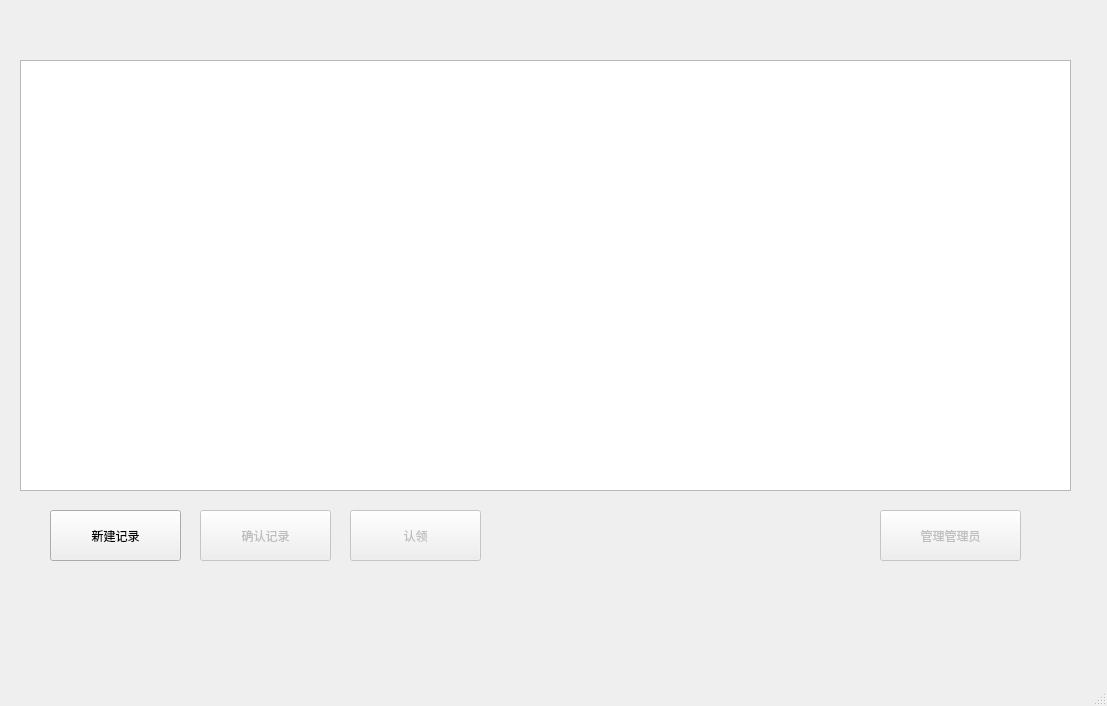
First picture: the form in appwindow.ui, repository ChenKS12138/lost_and_found, before the edit.
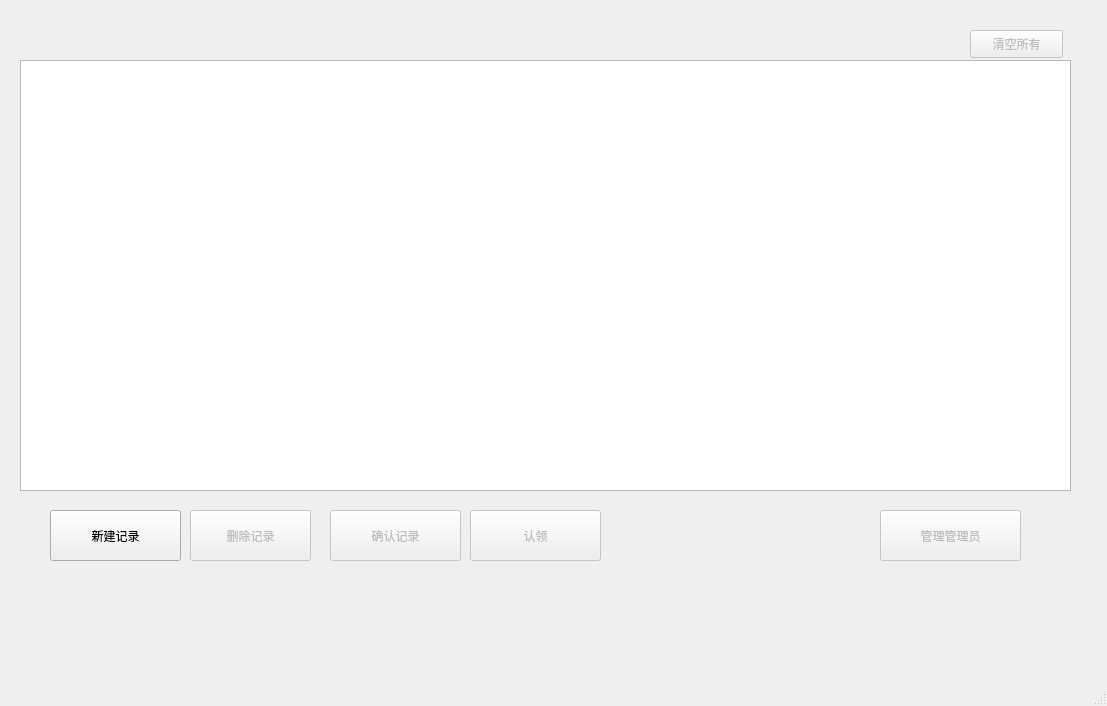
Second picture: the form after the edit.

```diff
--- a/appwindow.ui
+++ b/appwindow.ui
@@ -52,7 +52,7 @@
     </property>
     <property name="geometry">
      <rect>
-      <x>200</x>
+      <x>330</x>
       <y>510</y>
       <width>131</width>
       <height>51</height>
@@ -84,7 +84,7 @@
     </property>
     <property name="geometry">
      <rect>
-      <x>350</x>
+      <x>470</x>
       <y>510</y>
       <width>131</width>
       <height>51</height>
@@ -104,6 +104,38 @@
      </rect>
     </property>
    </widget>
+   <widget class="QPushButton" name="removeRecord">
+    <property name="enabled">
+     <bool>false</bool>
+    </property>
+    <property name="geometry">
+     <rect>
+      <x>190</x>
+      <y>510</y>
+      <width>121</width>
+      <height>51</height>
+     </rect>
+    </property>
+    <property name="text">
+     <string>删除记录</string>
+    </property>
+   </widget>
+   <widget class="QPushButton" name="removeAll">
+    <property name="enabled">
+     <bool>false</bool>
+    </property>
+    <property name="geometry">
+     <rect>
+      <x>970</x>
+      <y>30</y>
+      <width>93</width>
+      <height>28</height>
+     </rect>
+    </property>
+    <property name="text">
+     <string>清空所有</string>
+    </property>
+   </widget>
   </widget>
   <widget class="QMenuBar" name="menubar">
    <property name="geometry">
```
